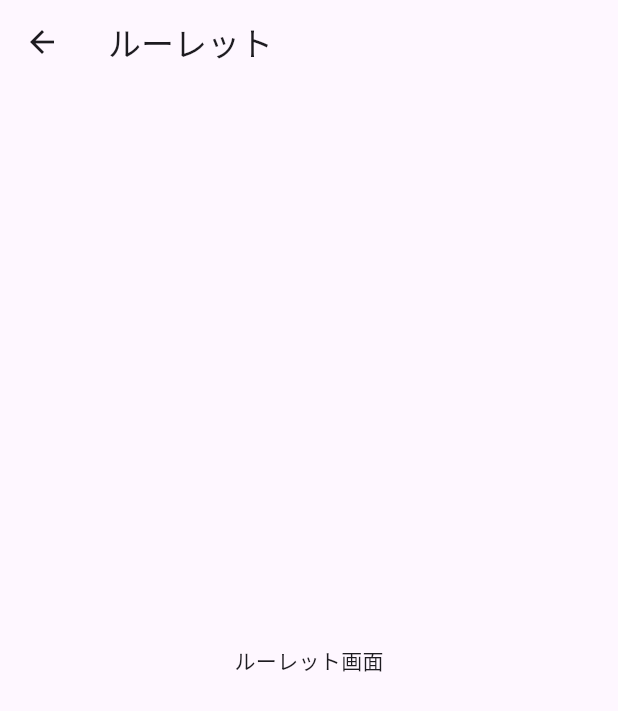
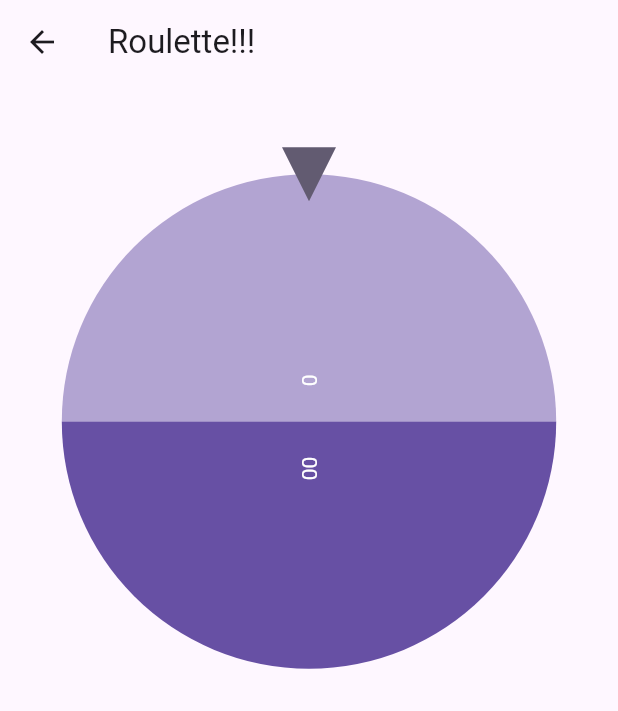
Before and after one commit to kite0311/randomspotfinder, a Flutter app: the RouletteScreen screen opened directly, on a phone screen of 412 x 824 dp. Shown: the top 711 px of the screen. Run offline on Flutter 3.47's test engine with Material 3 defaults, Android fonts, the phone set to English and light mode, and no system bars; drawn by our look-alikes of flutter_fortune_wheel; our stand-ins replace cloud_firestore, firebase_core; accounts and stored records are empty.

Commit message:
update: ルーレット実装に伴う修正

```diff
--- a/lib/presentation/pages/roulette/roulette_screen.dart
+++ b/lib/presentation/pages/roulette/roulette_screen.dart
@@ -1,24 +1,91 @@
 //TODO: ルーレット画面
-import 'package:flutter/cupertino.dart';
+import 'dart:async';
+import 'dart:math';
+
 import 'package:flutter/material.dart';
+import 'package:flutter_fortune_wheel/flutter_fortune_wheel.dart';
 
-class RouletteScreen extends StatelessWidget {
+class RouletteScreen extends StatefulWidget {
+  const RouletteScreen({super.key});
+
+  @override
+  State<RouletteScreen> createState() => _RouletteScreen();
+}
+
+class _RouletteScreen extends State<RouletteScreen> {
+  /// Roulette values
+  List<String> Item = [];
+
+  /// Result of roulette
+  List<String> results = [];
+  int? selectedIndex;
+  StreamController<int> selected = StreamController<int>();
+
+  /// Initalize ItemList
+  @override
+  initState() {
+    super.initState();
+    Item = generateItemList();
+  }
+
+  @override
+  void dispose() {
+    selected.close();
+    super.dispose();
+  }
+
   @override
   Widget build(BuildContext context) {
     return Scaffold(
       appBar: AppBar(
-        title: Text('ルーレット'),
+        title: const Text('Roulette!!!'),
       ),
-      body: Center(
-        child: Column(
-          mainAxisAlignment: MainAxisAlignment.center,
-          children: <Widget>[
-            Text(
-              'ルーレット画面',
-            ),
-          ],
+      resizeToAvoidBottomInset: false,
+      body: Container(
+        height: 450,
+        child: Center(
+          child: Column(
+            crossAxisAlignment: CrossAxisAlignment.center,
+            mainAxisAlignment: MainAxisAlignment.center,
+            children: [
+              Expanded(
+                child: FortuneWheel(
+                  animateFirst: true,
+                  selected: selected.stream,
+                  items:
+                      Item.map((e) => FortuneItem(child: Text('$e'))).toList(),
+                  onAnimationEnd: () {
+                    /// 選択された値があれば結果に追加する
+                    if (selectedIndex != null) {
+                      setState(() {
+                        /// 選択された値をresultsに追加する
+                        results.add(Item[selectedIndex!]);
+
+                        /// 次のスピンに備えてnullにする
+                        selectedIndex = null;
+                      });
+                    }
+                    Navigator.popAndPushNamed(context, "/home");
+                  },
+                ),
+              ),
+            ],
+          ),
         ),
       ),
     );
   }
 }
+
+/// Itemlist generator
+List<String> generateItemList() {
+  int listLength = Random().nextInt(10) + 1;
+  String item = '';
+  List<String> itemList = [];
+
+  for (int i = 0; i < listLength + 1; i++) {
+    item += Random().nextInt(10).toString();
+    itemList.add(item);
+  }
+  return itemList;
+}
--- a/lib/presentation/widgets/cmn_floating_action_button.dart
+++ b/lib/presentation/widgets/cmn_floating_action_button.dart
@@ -1,18 +1,20 @@
 import 'package:flutter/material.dart';
 
-import '../dialogs/roulette_dialog.dart';
+import '../pages/roulette/roulette_screen.dart';
+
 
 class CmnFloatingActionButton extends StatelessWidget {
   const CmnFloatingActionButton({super.key});
 
   @override
   Widget build(BuildContext context) {
+    ///TODO: ルーレットのアイコンはアニメーションにする
     return FloatingActionButton(
       onPressed: () {
         showDialog<void>(
             context: context,
             builder: (_) {
-              return RouletteDialog();
+              return RouletteScreen();
             });
       },
     );
--- /dev/null
+++ b/lib/presentation/widgets/roulette.dart
@@ -0,0 +1 @@
+///TODO: ルーレットのUIを実装
--- a/pubspec.yaml
+++ b/pubspec.yaml
@@ -15,6 +15,7 @@ dependencies:
   cloud_firestore: ^4.16.0
   firebase_auth: ^4.19.0
   google_sign_in: ^6.2.1
+  flutter_fortune_wheel: ^1.3.1
 
 dev_dependencies:
   flutter_test:
```
Also changed, not shown: lib/presentation/dialogs/roulette_dialog.dart (deleted, +0 -19 lines), pubspec.lock.
